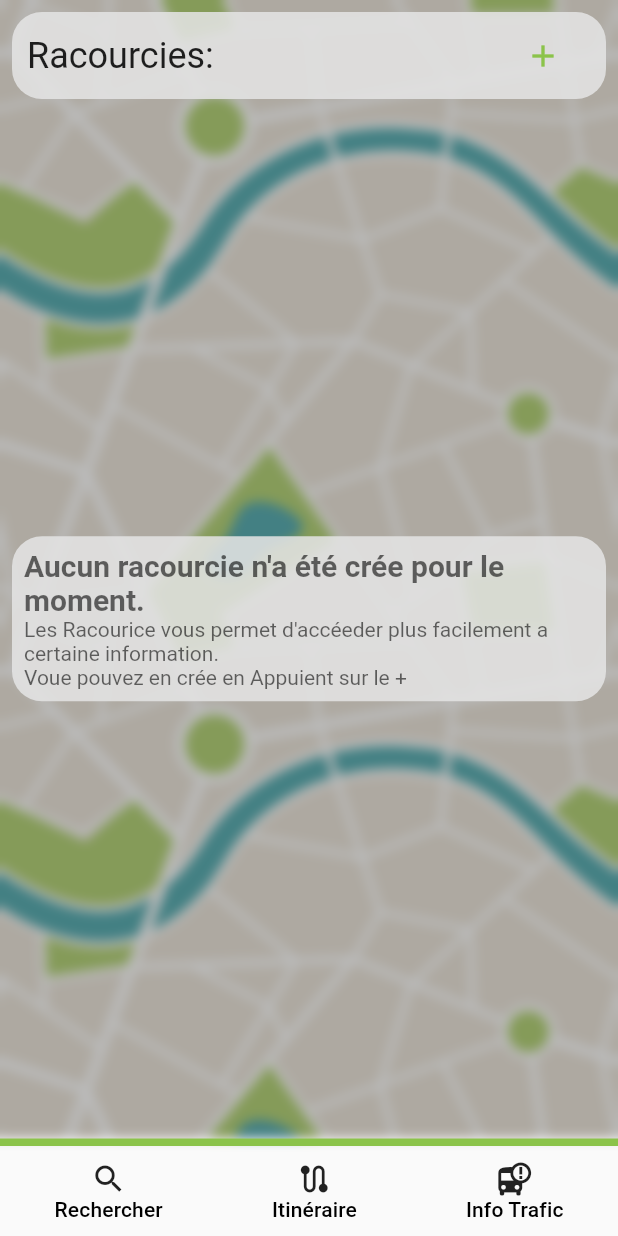
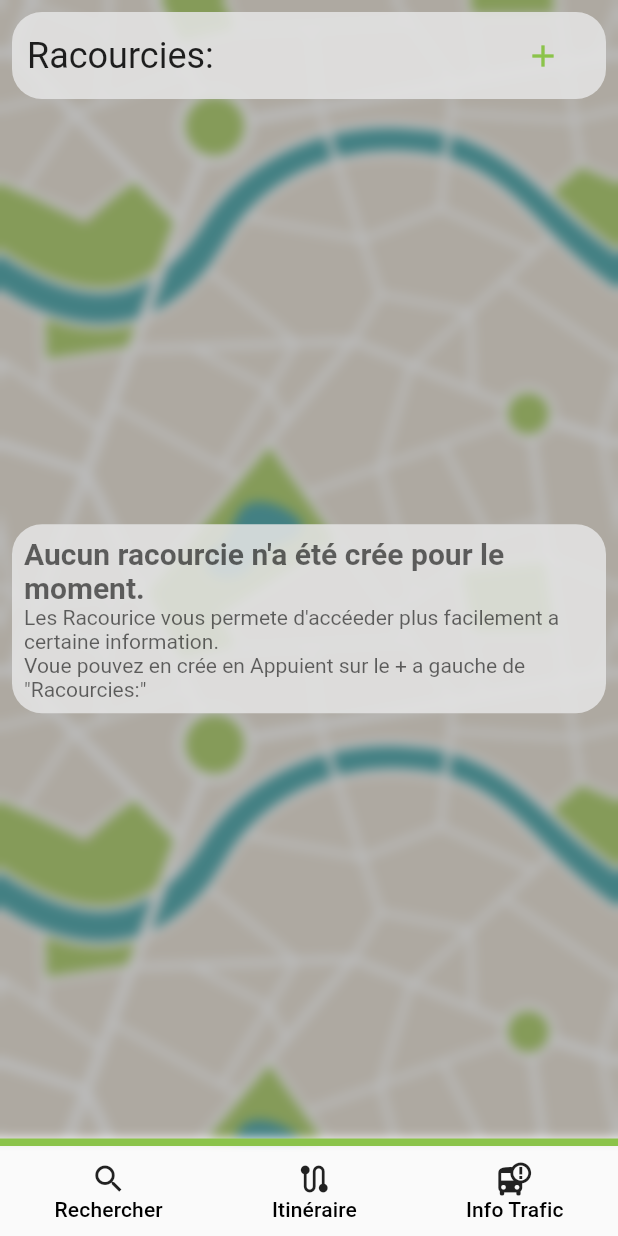
Before and after one commit to Bubulleux/better-bus-v2, a Flutter app: the screen it shows after launch, on a phone screen of 412 x 824 dp. Run offline on Flutter 3.47's test engine with Material 2 defaults, Android fonts, the phone set to English and light mode, and no system bars; our stand-ins replace connectivity_plus, flutter_widget_from_html, location, shared_preferences; missing offline and left inert: home_widget; statements that could not run were skipped.

Commit message:
Fixing AppString var name

```diff
--- a/lib/app_constante/AppString.dart
+++ b/lib/app_constante/AppString.dart
@@ -4,57 +4,57 @@ class AppString{
 
   static const shortcut = "Racourcies:";
 
-  static const search_label = "Rechercher";
-  static const route_label = "Itinéraire";
-  static const trafic_info_label = "Info Trafic";
+  static const searchLabel = "Rechercher";
+  static const routeLabel = "Itinéraire";
+  static const trafficInfoLabel = "Info Trafic";
 
-  static const delete_shortcut_notif = "Le racourcie a bien été supprimer";
-  static const cancel_label = "Annuler";
-  static const modify_label = "Modifier";
-  static const delete_label = "Suprimée";
+  static const deleteShortcutNotification = "Le racourcie a bien été supprimer";
+  static const cancelLabel = "Annuler";
+  static const modifyLabel = "Modifier";
+  static const deleteLabel = "Supprimer";
 
-  static const empty_shorcut = "Aucun racourcie n'a été crée pour le moment.";
-  static const empyy_shortcut_advice = "\nLes Racourice vous permet d'accéeder plus facilement a certaine information."
-      "\nVoue pouvez en crée en Appuient sur le +";
+  static const emptyShortcut = "Aucun racourcie n'a été crée pour le moment.";
+  static const emptyShortcutAdvice = "\nLes Racourice vous permete d'accéeder plus facilement a certaine information."
+      "\nVoue pouvez en crée en Appuient sur le + a gauche de \"Racourcies:\"";
 
-  static const error_label = "Erreur";
+  static const errorLabel = "Erreur";
 
-  static const next_label = "suivent";
-  static const previous_label = "Présedent";
+  static const nextLabel = "suivent";
+  static const previousLabel = "Présedent";
 
-  static const walk_to_place = "marcher jusqu'a l'adress";
-  static const walk_to_stop = "Marcher jusqu'a l'arret";
-  static const AtTheStopTakeLine = "A l'arret {#} prend la ligne";
-  static const andGoToStop = "Et aller jusqua l'arret ";
-  static const seeOnMaps = "Voire sur maps";
+  static const walkToPlace = "Marcher jusqu'a l'adress";
+  static const walkToStop = "Marcher jusqu'a l'arret";
+  static const atTheStopTakeLine = "A l'arret {#} prend la ligne";
+  static const andGoToStop = "Et aller jusqu'à l'arret ";
+  static const seeOnMaps = "Voir sur maps";
 
   static const startLabel = "Départ";
   static const endLabel = "Arriver";
-  static const departureAt = "Partire à";
+  static const departureAt = "Partir à";
   static const arrivalAt = "Arriver à";
-  static const routeWhenDate = "A quelle date?";
+  static const routeWhenDate = "Quand?";
 
-  static const seeAllLabel = "Voire Tout";
+  static const seeAllLabel = "Voir Tout";
 
   static const nextPassage = "Prochain Passage";
-  static const allSchredule = "Tout les horrairs";
+  static const allSchedule = "Tout les horrairs";
 
-  static const noBusToday = "Aucun Bus Ne passera se jours la sur cette ligne";
+  static const noBusToday = "Aucun Bus ne passera se jours sur cette ligne";
   static const onlyOneDirection = "Il n'y a qu'une seul direction";
-  static const selectALine = "Selectioner un ligne";
+  static const selectALine = "Selectioner une ligne";
   static const myPosition = "Ma position";
 
   static const busStation = "Station de bus";
   static const place = "Adresse";
-  static const validateLabel = "Validé";
-  static const  selectAll= "Tout selection";
+  static const validateLabel = "Valider";
+  static const  selectAll= "Tout selectioner";
   static const unSelectAll = "Tout déselectier";
   static const trafficInfoTitle = "Info trafic:";
 
   static const shortcutNameLabel = "Nom du Racourcie";
   static const selectBusStop = "Selectioner un Arrét de bus";
   static const directionLabel = "Direction:";
-  static const emptyDirectionSelection = "Aucun Direction n'a été selectioner";
+  static const emptyDirectionSelection = "Aucun Direction n'a été sélectioner";
   static const changeDirection = "Changer les direction";
   static const setShortcutName = "Donner un nom a votre raccourcie";
   static const emptyStopSelection = "Aucun arret de bus n'a été selectioner";
--- a/lib/views/home_page/home_page.dart
+++ b/lib/views/home_page/home_page.dart
@@ -134,17 +134,17 @@ class _HomePageState extends State<HomePage> {
       bottomNavigationBar: CustomNavigationBar(
         child: [
           CustomNavigationItem(
-            label: AppString.search_label,
+            label: AppString.searchLabel,
             icon: Icons.search,
             onPress: searchBusStop,
           ),
           CustomNavigationItem(
-            label: AppString.route_label,
+            label: AppString.routeLabel,
             icon: Icons.route,
             onPress: goToRoutePage,
           ),
           CustomNavigationItem(
-            label: AppString.trafic_info_label,
+            label: AppString.trafficInfoLabel,
             icon: Icons.bus_alert,
             onPress: goToTrafficInfo,
           )
--- a/lib/views/home_page/shortcut_section.dart
+++ b/lib/views/home_page/shortcut_section.dart
@@ -56,12 +56,12 @@ class ShortcutWidgetRootState extends State<ShortcutWidgetRoot> {
     ScaffoldMessenger.of(context).showSnackBar(SnackBar(
       content: Row(
         children: [
-          const Text(AppString.delete_shortcut_notif),
+          const Text(AppString.deleteShortcutNotification),
           const Spacer(),
           TextButton(
             onPressed: cancel,
             child: Text(
-              AppString.cancel_label,
+              AppString.cancelLabel,
               style: TextStyle(color: Theme.of(context).primaryColor),
             ),
           )
@@ -76,8 +76,8 @@ class ShortcutWidgetRootState extends State<ShortcutWidgetRoot> {
     CustomContextMenu.show(
       context,
       [
-        ContextMenuAction(AppString.modify_label, Icons.edit_outlined, action: () => editShortcut(index)),
-        ContextMenuAction(AppString.delete_label, Icons.delete, isDangerous: true, action: () => removeShortcut(index))
+        ContextMenuAction(AppString.modifyLabel, Icons.edit_outlined, action: () => editShortcut(index)),
+        ContextMenuAction(AppString.deleteLabel, Icons.delete, isDangerous: true, action: () => removeShortcut(index))
       ],
     );
   }
@@ -112,14 +112,14 @@ class ShortcutWidgetRootState extends State<ShortcutWidgetRoot> {
                     text: TextSpan(
                         children: const [
                       TextSpan(
-                        text: AppString.empty_shorcut,
+                        text: AppString.emptyShortcut,
                         style: TextStyle(
                           fontWeight: FontWeight.bold,
                           fontSize: 20,
                         ),
                       ),
                       TextSpan(
-                        text: AppString.empyy_shortcut_advice,
+                        text: AppString.emptyShortcutAdvice,
                       )
                     ],
                         style: TextStyle(
@@ -138,7 +138,7 @@ class ShortcutWidgetRootState extends State<ShortcutWidgetRoot> {
           );
         } else if (snapshot.hasError) {
           return const Center(
-            child: Text(AppString.error_label),
+            child: Text(AppString.errorLabel),
           );
         }
         return const Center(
--- a/lib/views/route_detail_page/route_detail_page.dart
+++ b/lib/views/route_detail_page/route_detail_page.dart
@@ -94,10 +94,10 @@ class _RouteDetailPageState extends State<RouteDetailPage> with SingleTickerProv
                 alignment: WrapAlignment.spaceBetween,
                 children: [
                   tabController.index != 0 ?
-                  ElevatedButton(onPressed: () => tabController.animateTo(tabController.index - 1), child: const Text(AppString.previous_label)):
+                  ElevatedButton(onPressed: () => tabController.animateTo(tabController.index - 1), child: const Text(AppString.previousLabel)):
                   Container(width: 5,),
                   tabController.index != widget.busRoute.itinerary.length -1 ?
-                  ElevatedButton(onPressed: () => tabController.animateTo(tabController.index + 1), child: const Text(AppString.next_label)):
+                  ElevatedButton(onPressed: () => tabController.animateTo(tabController.index + 1), child: const Text(AppString.nextLabel)):
                   Container(width: 5,),
                 ],
               ),
--- a/lib/views/route_detail_page/route_step_tab.dart
+++ b/lib/views/route_detail_page/route_step_tab.dart
@@ -17,15 +17,15 @@ class RouteStepPage extends StatelessWidget {
     Widget body;
     if (busRoute.itinerary[index].lines == null) {
       if (index == busRoute.itinerary.length -1) {
-        title = Text("${AppString.walk_to_place} ${busRoute.itinerary[index].endPlace}", style: Theme.of(context).textTheme.titleLarge,);
+        title = Text("${AppString.walkToPlace} ${busRoute.itinerary[index].endPlace}", style: Theme.of(context).textTheme.titleLarge,);
       } else {
-        title = Text("${AppString.walk_to_stop} ${busRoute.itinerary[index].endPlace}", style: Theme.of(context).textTheme.titleLarge,);
+        title = Text("${AppString.walkToStop} ${busRoute.itinerary[index].endPlace}", style: Theme.of(context).textTheme.titleLarge,);
       }
       body = Text(busRoute.itinerary[index].instruction);
     } else {
       title = RichText(text: TextSpan(
         children: [
-          TextSpan(text: AppString.AtTheStopTakeLine.replaceFirst("{#}", busRoute.itinerary[index].startPlace)),
+          TextSpan(text: AppString.atTheStopTakeLine.replaceFirst("{#}", busRoute.itinerary[index].startPlace)),
           WidgetSpan(child: LineWidget.fromRouteLine(busRoute.itinerary[index].lines!, 25)),
           TextSpan(text: AppString.andGoToStop + busRoute.itinerary[index].endPlace),
         ],
--- a/lib/views/stop_info/stop_info_page.dart
+++ b/lib/views/stop_info/stop_info_page.dart
@@ -63,7 +63,7 @@ class _StopInfoPageState extends State<StopInfoPage>
                   text: AppString.nextPassage,
                 ),
                 Tab(
-                  text: AppString.allSchredule,
+                  text: AppString.allSchedule,
                 )
               ],
               controller: tabController,
--- a/lib/views/terminus_selector/terminus_selector_page.dart
+++ b/lib/views/terminus_selector/terminus_selector_page.dart
@@ -99,7 +99,7 @@ class _TerminusSelectorPageState extends State<TerminusSelectorPage> {
                   builder: (context, snapshot) {
                     if (snapshot.hasData) {
                       if (snapshot.hasError) {
-                        return const Text(AppString.error_label);
+                        return const Text(AppString.errorLabel);
                       } else {
                         List<BusLine> lines = snapshot.data!;
                         return getListView(lines);
@@ -112,7 +112,7 @@ class _TerminusSelectorPageState extends State<TerminusSelectorPage> {
               Row(
                 mainAxisAlignment: MainAxisAlignment.spaceEvenly,
                 children: [
-                  ElevatedButton(onPressed: cancel, child: const Text(AppString.cancel_label)),
+                  ElevatedButton(onPressed: cancel, child: const Text(AppString.cancelLabel)),
                   ElevatedButton(
                       onPressed: selectAll, child: Text(allIsSelected ? AppString.unSelectAll : AppString.selectAll)
                   ),
--- a/lib/views/view_shortcut_editor/view_shortcut_editor_page.dart
+++ b/lib/views/view_shortcut_editor/view_shortcut_editor_page.dart
@@ -152,7 +152,7 @@ class _ViewShortcutEditorPageState extends State<ViewShortcutEditorPage> {
                     children: [
                       ElevatedButton(
                         onPressed: cancel,
-                        child: const Text(AppString.cancel_label),
+                        child: const Text(AppString.cancelLabel),
                       ),
                       const SizedBox(
                         width: 20,
```
